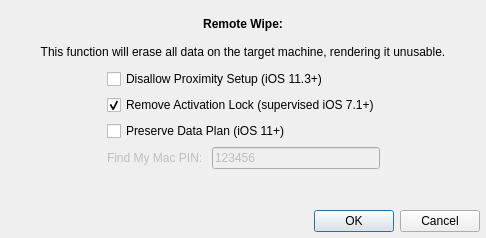
The window that FWAdminLib/RemoteWipeDlg.ui (fw-dev/translations) describes before a commit, drawn with Qt 5.
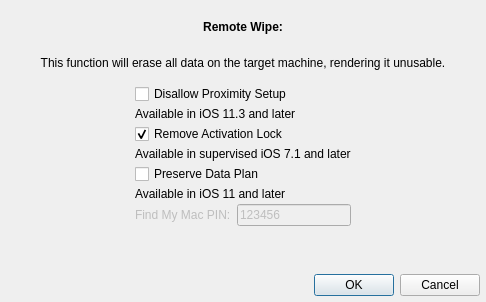
The same window after the commit.

```diff
--- a/FWAdminLib/RemoteWipeDlg.ui
+++ b/FWAdminLib/RemoteWipeDlg.ui
@@ -7,7 +7,7 @@
     <x>0</x>
     <y>0</y>
     <width>486</width>
-    <height>238</height>
+    <height>302</height>
    </rect>
   </property>
   <property name="sizePolicy">
@@ -89,10 +89,20 @@
        </item>
        <item>
         <layout class="QVBoxLayout" name="verticalLayout">
+         <property name="spacing">
+          <number>3</number>
+         </property>
          <item>
           <widget class="QCheckBox" name="disallowProximitySetup">
            <property name="text">
-            <string>Disallow Proximity Setup (iOS 11.3+)</string>
+            <string>Disallow Proximity Setup</string>
+           </property>
+          </widget>
+         </item>
+         <item>
+          <widget class="QLabel" name="lTip_disallowProximitySetup">
+           <property name="text">
+            <string>Available in iOS 11.3 and later</string>
            </property>
           </widget>
          </item>
@@ -105,13 +115,20 @@
             </sizepolicy>
            </property>
            <property name="text">
-            <string>Remove Activation Lock (supervised iOS 7.1+)</string>
+            <string>Remove Activation Lock</string>
            </property>
            <property name="checked">
             <bool>true</bool>
            </property>
           </widget>
          </item>
+         <item>
+          <widget class="QLabel" name="lTip_removeAL">
+           <property name="text">
+            <string>Available in supervised iOS 7.1 and later</string>
+           </property>
+          </widget>
+         </item>
          <item>
           <widget class="QCheckBox" name="checkPreserveDataPlan">
            <property name="sizePolicy">
@@ -121,7 +138,14 @@
             </sizepolicy>
            </property>
            <property name="text">
-            <string>Preserve Data Plan (iOS 11+)</string>
+            <string>Preserve Data Plan</string>
+           </property>
+          </widget>
+         </item>
+         <item>
+          <widget class="QLabel" name="lTip_checkPreserveDataPlan">
+           <property name="text">
+            <string>Available in iOS 11 and later</string>
            </property>
           </widget>
          </item>
@@ -179,11 +203,28 @@
     </layout>
    </item>
    <item>
-    <widget class="QDialogButtonBox" name="buttonBox">
-     <property name="standardButtons">
-      <set>QDialogButtonBox::Cancel|QDialogButtonBox::Ok</set>
-     </property>
-    </widget>
+    <layout class="QHBoxLayout" name="horizontalLayout_2">
+     <item>
+      <spacer name="horizontalSpacer">
+       <property name="orientation">
+        <enum>Qt::Horizontal</enum>
+       </property>
+       <property name="sizeHint" stdset="0">
+        <size>
+         <width>40</width>
+         <height>20</height>
+        </size>
+       </property>
+      </spacer>
+     </item>
+     <item>
+      <widget class="QDialogButtonBox" name="buttonBox">
+       <property name="standardButtons">
+        <set>QDialogButtonBox::Cancel|QDialogButtonBox::Ok</set>
+       </property>
+      </widget>
+     </item>
+    </layout>
    </item>
   </layout>
  </widget>
```
